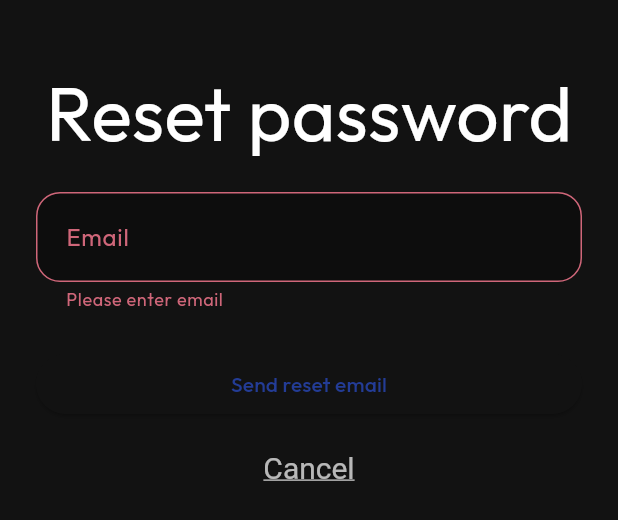
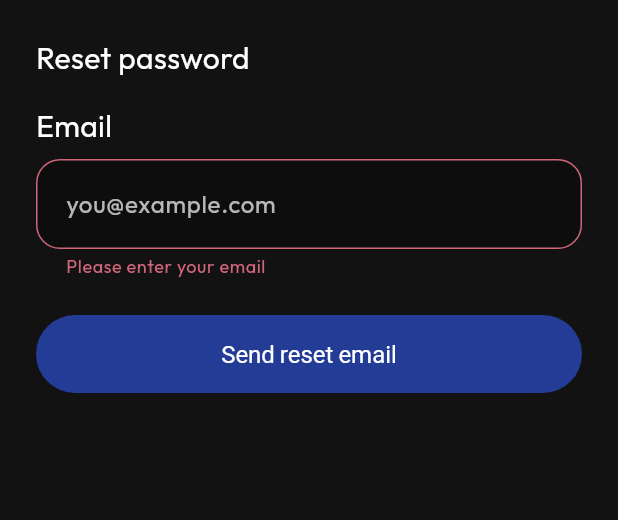
Before and after one commit to hayamansour1/progear_smart_bag, a Flutter app: the ForgotPasswordSheet widget shown alone on an empty page, opened directly, after a tap on "Send reset email", on a phone screen of 412 x 824 dp. Shown: the top 520 px of the screen. Run offline on Flutter 3.47's test engine with Material 3 defaults, Android fonts, the phone set to English and light mode, and no system bars; our stand-ins replace awesome_dialog, flutter_blue_plus, flutter_dotenv, flutter_spinkit, fluttertoast, go_router and 3 more; missing offline and left inert: app_settings, mesh; accounts and stored records are empty; statements that could not run were skipped.

```diff
--- a/lib/features/auth/presentation/pages/login_page.dart
+++ b/lib/features/auth/presentation/pages/login_page.dart
@@ -117,9 +117,11 @@ class _LoginPageState extends State<LoginPage> {
                         showModalBottomSheet(
                           context: context,
                           isScrollControlled: true,
-                          shape: RoundedRectangleBorder(
-                              borderRadius: BorderRadius.vertical(
-                                  top: Radius.circular(12))),
+                          useSafeArea: true,
+                          backgroundColor: Theme.of(context).scaffoldBackgroundColor,
+                          shape: const RoundedRectangleBorder(
+                            borderRadius: BorderRadius.vertical(top: Radius.circular(16)),
+                          ),
                           builder: (_) => const ForgotPasswordSheet(),
                         );
                       },
--- a/lib/features/auth/presentation/widgets/forgot_password_sheet.dart
+++ b/lib/features/auth/presentation/widgets/forgot_password_sheet.dart
@@ -1,9 +1,11 @@
 import 'package:flutter/material.dart';
 import 'package:progear_smart_bag/core/constants/app_sizes.dart';
+import 'package:progear_smart_bag/core/constants/app_text_styles.dart';
+import 'package:progear_smart_bag/core/utils/validators.dart';
 import 'package:progear_smart_bag/core/utils/snackbar_utils.dart';
+import 'package:progear_smart_bag/shared/widgets/progear_button.dart';
+import 'package:progear_smart_bag/shared/widgets/progear_text_field.dart';
 import 'package:progear_smart_bag/features/auth/data/datasources/auth_service.dart';
-import 'package:progear_smart_bag/core/constants/app_text_styles.dart';
-
 
 class ForgotPasswordSheet extends StatefulWidget {
   const ForgotPasswordSheet({super.key});
@@ -13,26 +15,24 @@ class ForgotPasswordSheet extends StatefulWidget {
 }
 
 class _ForgotPasswordSheetState extends State<ForgotPasswordSheet> {
-  final _formKey = GlobalKey<FormState>();
-  final _emailCtrl = TextEditingController();
+  final _form = GlobalKey<FormState>();
+  final _email = TextEditingController();
   bool _busy = false;
-
   final _auth = AuthService();
 
   Future<void> _send() async {
-    final form = _formKey.currentState;
-    if (form == null || !form.validate()) return;
+    if (!_form.currentState!.validate()) return;
 
     setState(() => _busy = true);
     try {
-      await _auth.sendPasswordReset(_emailCtrl.text.trim());
+      await _auth.sendPasswordReset(_email.text.trim());
       if (!mounted) return;
-      showSuccessSnack(context, 'Reset email sent. Check your inbox.');
-      Navigator.of(context).pop(); // اغلاق الشيت بعد الارسال
+      Navigator.of(context).pop(); // أغلق الشيت
+      showSuccessSnack(context, 'Reset link sent. Check your email.');
     } on AuthFailure catch (e) {
       if (!mounted) return;
       showErrorSnack(context, e.message);
-    } catch (e) {
+    } catch (_) {
       if (!mounted) return;
       showErrorSnack(context, 'Could not send reset email. Please try again.');
     } finally {
@@ -42,55 +42,42 @@ class _ForgotPasswordSheetState extends State<ForgotPasswordSheet> {
 
   @override
   void dispose() {
-    _emailCtrl.dispose();
+    _email.dispose();
     super.dispose();
   }
 
   @override
   Widget build(BuildContext context) {
-    return Padding(
-      padding: EdgeInsets.only(
-        bottom: MediaQuery.of(context).viewInsets.bottom,
-      ),
-      child: SafeArea(
-        child: Padding(
-          padding: const EdgeInsets.all(AppSizes.lg),
+    return SafeArea(
+      child: Padding(
+        padding: EdgeInsets.only(
+          left: AppSizes.lg,
+          right: AppSizes.lg,
+          top: AppSizes.lg,
+          bottom: AppSizes.lg + MediaQuery.of(context).viewInsets.bottom,
+        ),
+        child: Form(
+          key: _form,
           child: Column(
             mainAxisSize: MainAxisSize.min,
+            crossAxisAlignment: CrossAxisAlignment.start,
             children: [
+              const Text('Reset password', style: AppTextStyles.heading2),
               const SizedBox(height: AppSizes.md),
-              const Text('Reset password', style: AppTextStyles.heading),
-              const SizedBox(height: AppSizes.md),
-              Form(
-                key: _formKey,
-                child: TextFormField(
-                  controller: _emailCtrl,
-                  keyboardType: TextInputType.emailAddress,
-                  autofillHints: const [AutofillHints.email],
-                  decoration: const InputDecoration(
-                    labelText: 'Email',
-                    hintText: 'you@example.com',
-                  ),
-                  validator: (v) {
-                    if (v == null || v.trim().isEmpty) return 'Please enter email';
-                    if (!v.contains('@')) return 'Enter a valid email';
-                    return null;
-                  },
-                ),
+              ProGearTextField(
+                controller: _email,
+                label: 'Email',
+                hintText: 'you@example.com',
+                keyboardType: TextInputType.emailAddress,
+                validator: AppValidators.email,
               ),
               const SizedBox(height: AppSizes.lg),
-              SizedBox(
-                width: double.infinity,
-                child: ElevatedButton(
-                  onPressed: _busy ? null : _send,
-                  child: _busy ? const SizedBox(height: 16, width: 16, child: CircularProgressIndicator(strokeWidth: 2)) : const Text('Send reset email'),
-                ),
+              ProGearButton.primary(
+                label: _busy ? 'Sending…' : 'Send reset email',
+                onPressed: _busy ? null : _send,
+                expanded: true,
               ),
               const SizedBox(height: AppSizes.sm),
-              TextButton(
-                onPressed: _busy ? null : () => Navigator.of(context).pop(),
-                child: const Text('Cancel'),
-              ),
             ],
           ),
         ),
```
Also changed, not shown: 1 other file.
